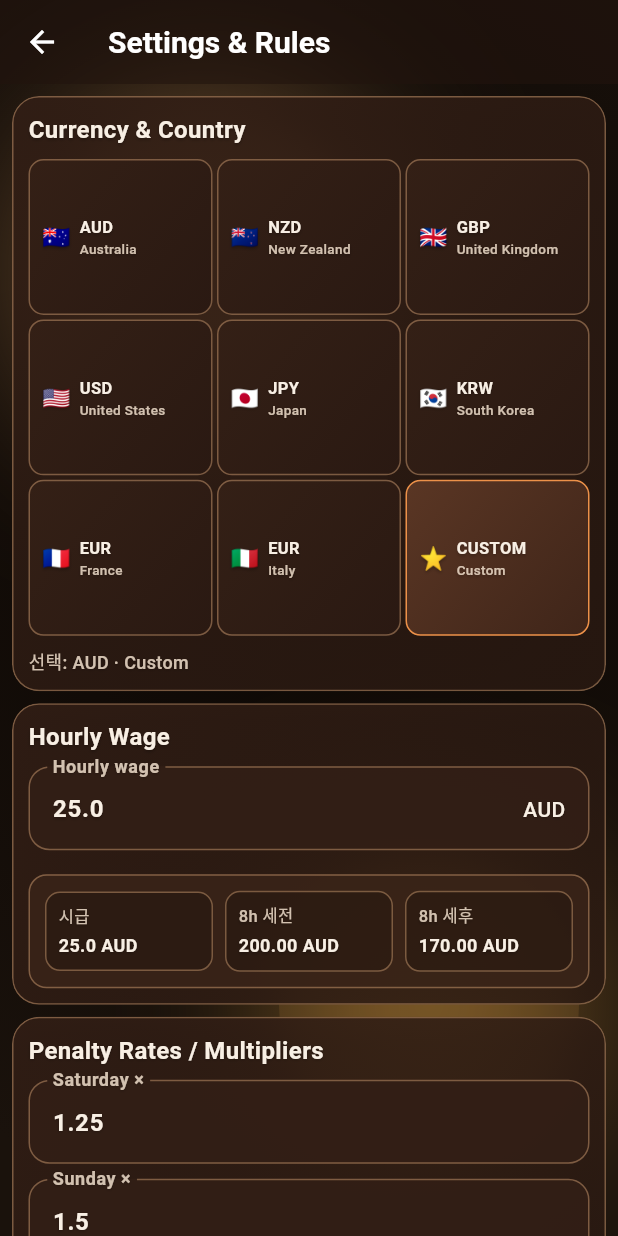
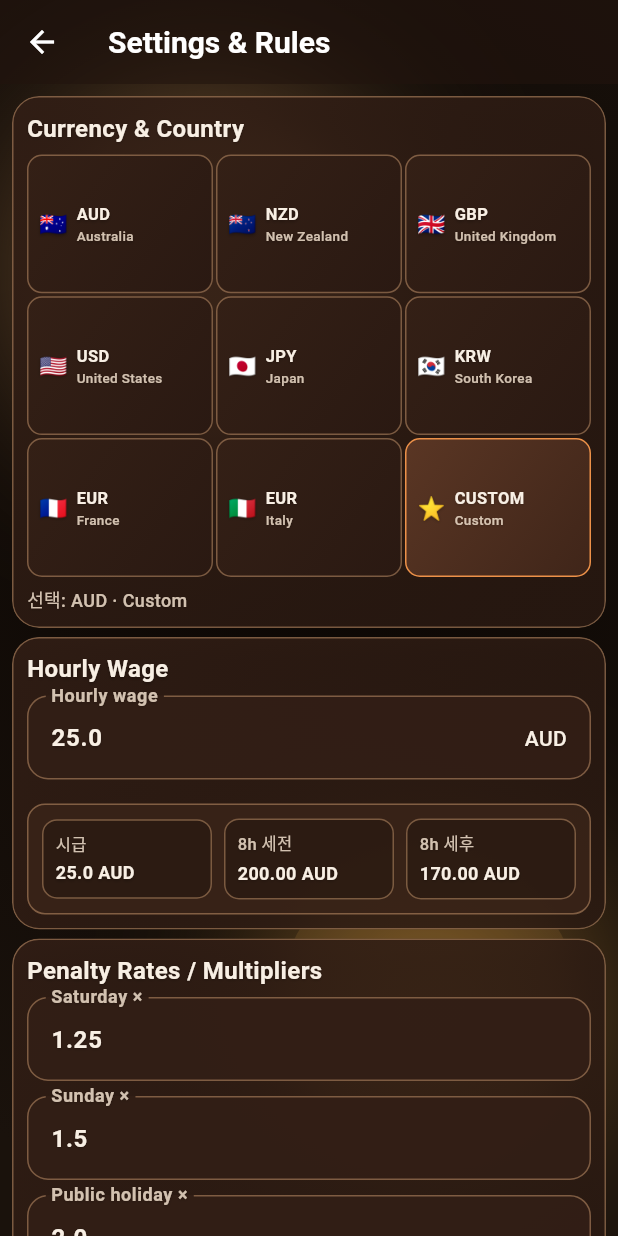
Before and after one commit to Melondressing/employeee, a Flutter app: the RulesScreen screen opened by its route, on a phone screen of 412 x 824 dp. Run offline on Flutter 3.47's test engine with Material 3 defaults, Android fonts, the phone set to English and light mode, and no system bars; our stand-ins replace flutter_riverpod, share_plus, shared_preferences; accounts and stored records are empty; Roboto replaces fonts that are missing (SF Pro).

Commit message:
style: tighten rules screen spacing

```diff
--- a/lib/screens/rules_screen.dart
+++ b/lib/screens/rules_screen.dart
@@ -97,7 +97,7 @@ class _RulesScreenState extends ConsumerState<RulesScreen> {
                   crossAxisAlignment: CrossAxisAlignment.start,
                   children: [
                     _currencyGrid(),
-                    const SizedBox(height: 8),
+                    const SizedBox(height: 6),
                     Text(
                       '선택: $_currency · $_country',
                       style: const TextStyle(
@@ -162,7 +162,7 @@ class _RulesScreenState extends ConsumerState<RulesScreen> {
                         _chipButton('30', () => _payCycleLength.text = '30'),
                       ],
                     ),
-                    const SizedBox(height: 8),
+                    const SizedBox(height: 6),
                     DropdownButtonFormField<int>(
                       initialValue: _periodStartWeekday,
                       dropdownColor: AppColors.cardSurfaceStrong,
@@ -173,7 +173,7 @@ class _RulesScreenState extends ConsumerState<RulesScreen> {
                       onChanged: (v) => setState(
                           () => _periodStartWeekday = v ?? DateTime.monday),
                     ),
-                    const SizedBox(height: 8),
+                    const SizedBox(height: 6),
                     DropdownButtonFormField<int>(
                       initialValue: _paydayWeekday,
                       dropdownColor: AppColors.cardSurfaceStrong,
@@ -221,9 +221,9 @@ class _RulesScreenState extends ConsumerState<RulesScreen> {
 
   Widget _sectionCard({required String title, required Widget child}) {
     return Padding(
-      padding: const EdgeInsets.only(bottom: 8),
+      padding: const EdgeInsets.only(bottom: 6),
       child: GlassCard(
-        padding: const EdgeInsets.all(10),
+        padding: const EdgeInsets.all(9),
         child: Column(
           crossAxisAlignment: CrossAxisAlignment.start,
           children: [
@@ -235,7 +235,7 @@ class _RulesScreenState extends ConsumerState<RulesScreen> {
                 fontSize: 16,
               ),
             ),
-            const SizedBox(height: 8),
+            const SizedBox(height: 6),
             child,
           ],
         ),
@@ -261,15 +261,16 @@ class _RulesScreenState extends ConsumerState<RulesScreen> {
     return LayoutBuilder(
       builder: (context, constraints) {
         final isCompact = constraints.maxWidth < 420;
-        final columns = constraints.maxWidth < 520 ? 3 : 4;
+        final isWide = constraints.maxWidth >= 520;
+        final columns = isWide ? 4 : 3;
         return GridView.builder(
           shrinkWrap: true,
           physics: const NeverScrollableScrollPhysics(),
           gridDelegate: SliverGridDelegateWithFixedCrossAxisCount(
             crossAxisCount: columns,
-            mainAxisSpacing: isCompact ? 3 : 4,
-            crossAxisSpacing: isCompact ? 3 : 4,
-            childAspectRatio: isCompact ? 1.18 : 1.42,
+            mainAxisSpacing: isCompact ? 2 : 3,
+            crossAxisSpacing: isCompact ? 2 : 3,
+            childAspectRatio: isCompact ? 1.34 : 1.62,
           ),
           itemCount: items.length,
           itemBuilder: (context, index) {
@@ -292,8 +293,8 @@ class _RulesScreenState extends ConsumerState<RulesScreen> {
               },
               child: Container(
                 padding: EdgeInsets.symmetric(
-                  horizontal: isCompact ? 8 : 10,
-                  vertical: isCompact ? 6 : 8,
+                  horizontal: isCompact ? 7 : 9,
+                  vertical: isCompact ? 5 : 6,
                 ),
                 decoration: BoxDecoration(
                   gradient: selected
@@ -399,7 +400,7 @@ class _RulesScreenState extends ConsumerState<RulesScreen> {
 
     return Container(
       width: double.infinity,
-      padding: const EdgeInsets.all(10),
+      padding: const EdgeInsets.all(9),
       decoration: BoxDecoration(
         color: AppColors.cardSurfaceAlt,
         borderRadius: BorderRadius.circular(12),
```
